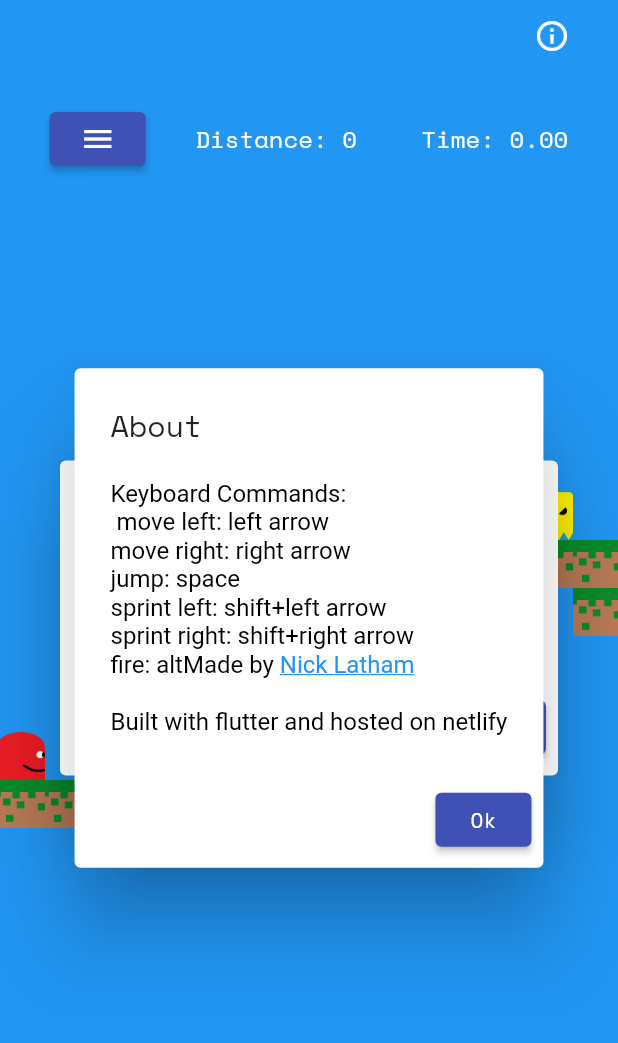
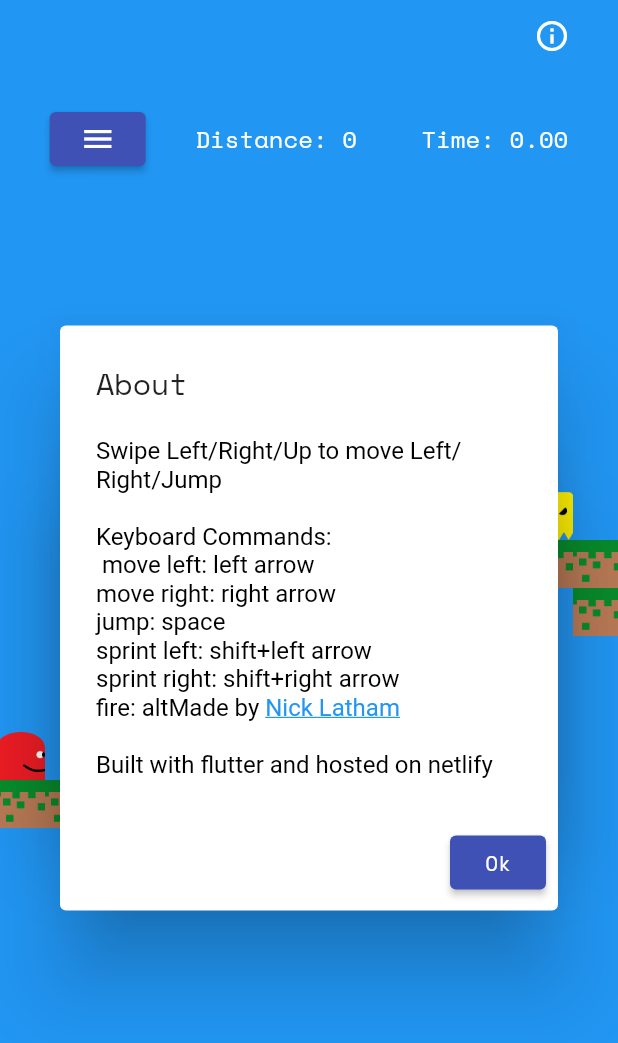
Before and after one commit to nlatham1999/Flutter_Game_2, a Flutter app: the GameScreen screen opened directly, after a tap on the "info outline" icon, on a phone screen of 412 x 824 dp. Shown: the top 1043 px of the screen. Run offline on Flutter 3.47's test engine with Material 2 defaults, Android fonts, the phone set to English and light mode, and no system bars; our stand-ins replace fluttertoast, share_plus.

Commit message:
info text

```diff
--- a/lib/views/utils/aboutinfo.dart
+++ b/lib/views/utils/aboutinfo.dart
@@ -6,7 +6,7 @@ TextSpan getAboutInfo() {
   return TextSpan(
                     children: [
                       const TextSpan(
-                        text: "Keyboard Commands:\n move left: left arrow\nmove right: right arrow\njump: space\nsprint left: shift+left arrow\nsprint right: shift+right arrow\nfire: alt",
+                        text: "Swipe Left/Right/Up to move Left/Right/Jump\n\nKeyboard Commands:\n move left: left arrow\nmove right: right arrow\njump: space\nsprint left: shift+left arrow\nsprint right: shift+right arrow\nfire: alt",
                         style: TextStyle(
                           color: Colors.black,
                           fontSize: 16,
```
Also changed, not shown: 3 other files.
